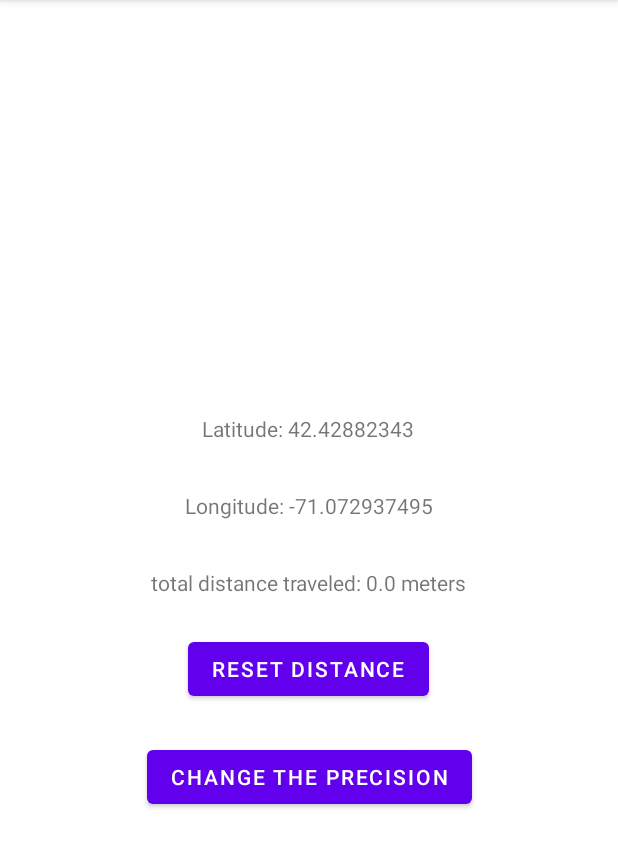
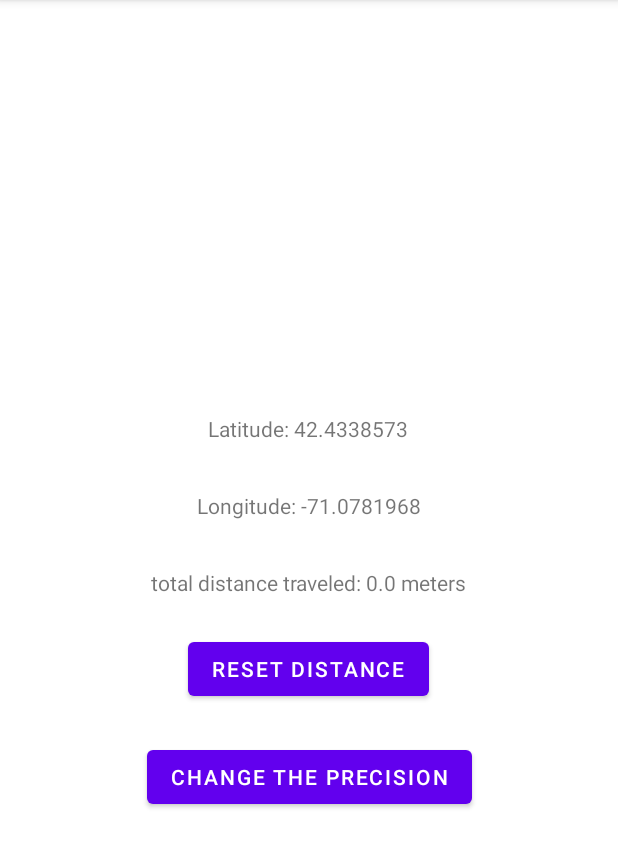
Before and after one commit to fankx/NUMAD22Su_JingyuLuo, an Android app: the LocatorPage screen opened directly, with no data from a screen before it, on a phone screen of 412 x 824 dp, the part 84-952 px from its top. Run offline under Robolectric (Android 15) with nearby library versions, the phone set to English and light mode, and no system bars.

Commit message:
clean up.

```diff
--- a/app/src/main/res/layout/activity_locator_page.xml
+++ b/app/src/main/res/layout/activity_locator_page.xml
@@ -12,7 +12,7 @@
         android:layout_width="wrap_content"
         android:layout_height="wrap_content"
         android:layout_marginTop="276dp"
-        android:text="@string/latitude_42_42882343"
+        android:text="Latitude: 42.4338573"
         app:layout_constraintEnd_toEndOf="parent"
         app:layout_constraintHorizontal_bias="0.498"
         app:layout_constraintStart_toStartOf="parent"
@@ -23,7 +23,7 @@
         android:layout_width="wrap_content"
         android:layout_height="wrap_content"
         android:layout_marginTop="32dp"
-        android:text="@string/longitude_71_072937495"
+        android:text="Longitude: -71.0781968"
         app:layout_constraintEnd_toEndOf="parent"
         app:layout_constraintStart_toStartOf="parent"
         app:layout_constraintTop_toBottomOf="@+id/tv_latitude" />
--- a/app/src/main/res/values/strings.xml
+++ b/app/src/main/res/values/strings.xml
@@ -13,7 +13,5 @@
     <string name="reset_distance">Reset distance</string>
     <string name="change_the_precision">change the precision</string>
     <string name="total_distance_traveled_0_0_meters">total distance traveled: 0.0 meters</string>
-    <string name="longitude_71_072937495">Longitude: -71.072937495</string>
-    <string name="latitude_42_42882343">Latitude: 42.42882343</string>
     <string name="locator">Locator</string>
 </resources>
```
